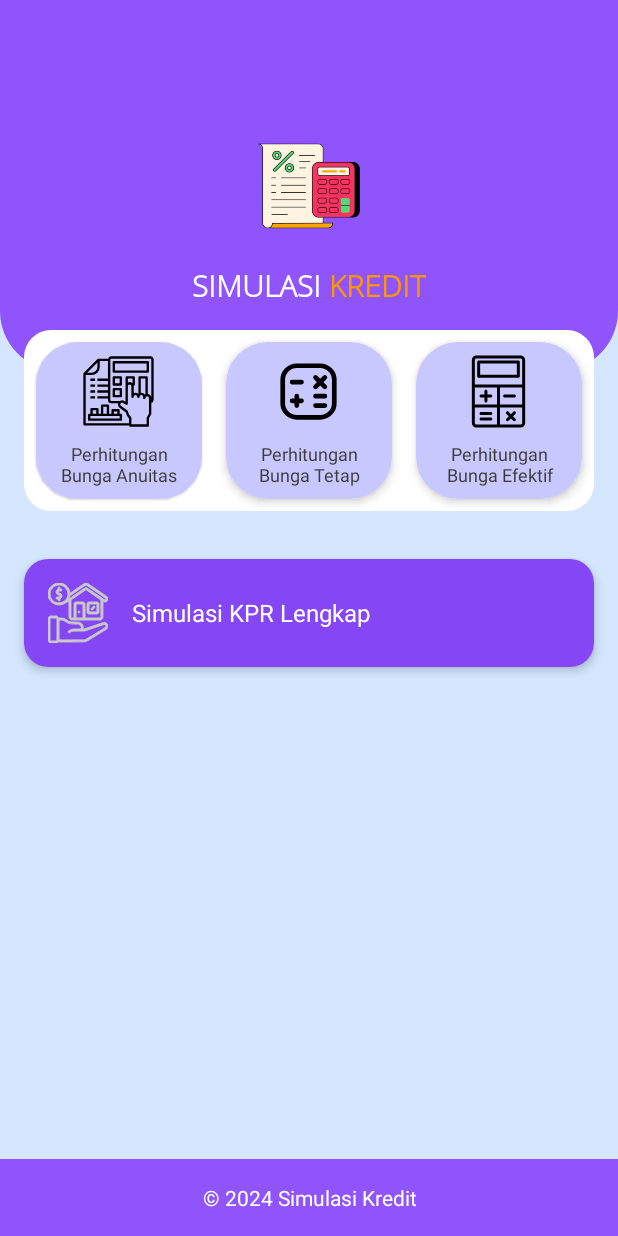
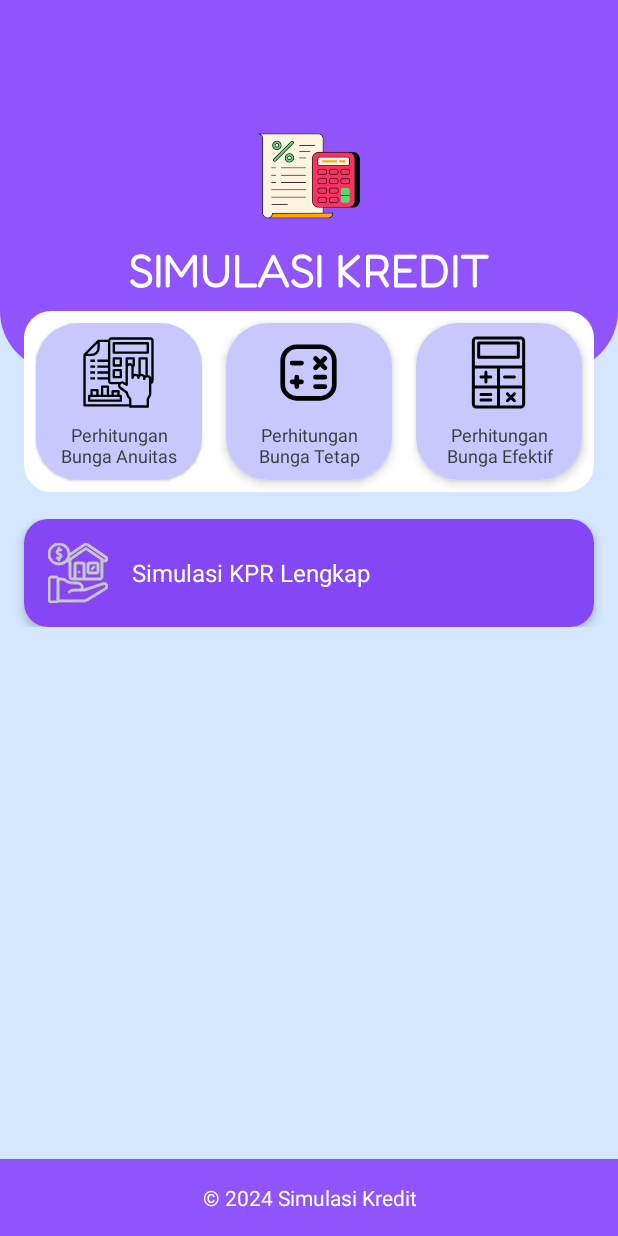
Before and after one commit to alkautsarefendi/calculator_credit, an Android app: the screen it shows after launch (MainActivity), on a phone screen of 412 x 824 dp. Run offline under Robolectric (Android 15) with nearby library versions, the phone set to English and light mode, and no system bars; our stand-ins replace AdMob, Dagger/Hilt's generated code; 2 statements that could not run were skipped.

Commit message:
Final 1.0.4

```diff
--- a/app/build.gradle.kts
+++ b/app/build.gradle.kts
@@ -14,8 +14,8 @@ android {
         applicationId = "project.alkautsar.simulasikredit"
         minSdk = 21
         targetSdk = 34
-        versionCode = 3
-        versionName = "1.0.1"
+        versionCode = 7
+        versionName = "1.0.4"
 
         testInstrumentationRunner = "androidx.test.runner.AndroidJUnitRunner"
     }
--- a/app/src/main/java/project/alkautsar/simulasikredit/activity/BungaEfektifActivity.kt
+++ b/app/src/main/java/project/alkautsar/simulasikredit/activity/BungaEfektifActivity.kt
@@ -40,6 +40,10 @@ class BungaEfektifActivity : BaseUtils() {
         }
         binding.btnResetEfektif.setOnClickListener {
             resetFields()
+        }
+
+        binding.toolbarBungaEfektif.setNavigationOnClickListener {
+            onBackPressed() // Handle back button press
         }
 
     }
--- a/app/src/main/java/project/alkautsar/simulasikredit/activity/BungaTetapActivity.kt
+++ b/app/src/main/java/project/alkautsar/simulasikredit/activity/BungaTetapActivity.kt
@@ -44,7 +44,9 @@ class BungaTetapActivity : BaseUtils() {
             resetFields()
         }
 
-
+        binding.toolbarBungaTetap.setNavigationOnClickListener {
+            onBackPressed() // Handle back button press
+        }
 
     }
 
--- a/app/src/main/java/project/alkautsar/simulasikredit/activity/MainActivity.kt
+++ b/app/src/main/java/project/alkautsar/simulasikredit/activity/MainActivity.kt
@@ -25,6 +25,7 @@ class MainActivity : BaseUtils() {
 
         val adViewContainer = binding.nativeAdContainer
         loadNativeAd(adViewContainer)
+
         MobileAds.initialize(this) {}
         val adRequest = AdRequest.Builder().build()
         binding.BannerView.loadAd(adRequest)
--- a/app/src/main/java/project/alkautsar/simulasikredit/activity/SimulasiKPRActivity.kt
+++ b/app/src/main/java/project/alkautsar/simulasikredit/activity/SimulasiKPRActivity.kt
@@ -57,6 +57,10 @@ class SimulasiKPRActivity : BaseUtils() {
         binding.btnResetKpr.setOnClickListener {
             resetFields()
 
+        }
+
+        binding.toolbarSimulasiKpr.setNavigationOnClickListener {
+            onBackPressed() // Handle back button press
         }
 
     }
--- a/app/src/main/res/layout/activity_main.xml
+++ b/app/src/main/res/layout/activity_main.xml
@@ -54,30 +54,22 @@
         <LinearLayout
             android:layout_width="wrap_content"
             android:layout_height="wrap_content"
-            android:layout_marginTop="15dp"
+            android:layout_marginTop="8dp"
+            android:layout_marginBottom="@dimen/_8dp"
             android:gravity="center"
             android:orientation="horizontal">
 
             <TextView
                 android:layout_width="wrap_content"
                 android:layout_height="wrap_content"
-                android:fontFamily="@font/open_sans_light"
-                android:text="Simulasi"
+                android:fontFamily="@font/fredoka"
+                android:text="Simulasi Kredit"
                 android:textAllCaps="true"
                 android:textColor="@color/white"
-                android:textSize="20sp"
+                android:textSize="30sp"
                 android:textStyle="bold" />
 
-            <TextView
-                android:layout_width="wrap_content"
-                android:layout_height="wrap_content"
-                android:layout_marginStart="5dp"
-                android:fontFamily="@font/open_sans_light"
-                android:text="KREDIT"
-                android:textAllCaps="true"
-                android:textColor="@color/orange"
-                android:textSize="20sp"
-                android:textStyle="bold" />
+
         </LinearLayout>
     </LinearLayout>
 
@@ -99,7 +91,9 @@
             <LinearLayout
                 android:layout_width="match_parent"
                 android:layout_height="wrap_content"
-                android:layout_margin="16dp"
+                android:layout_marginLeft="@dimen/_16dp"
+                android:layout_marginRight="@dimen/_16dp"
+                android:layout_marginBottom="@dimen/_10"
                 android:background="@drawable/white_top_buttons"
                 android:gravity="center"
                 android:orientation="horizontal">
@@ -220,14 +214,17 @@
                 android:layout_width="match_parent"
                 android:layout_height="wrap_content"
                 android:orientation="vertical"
-                android:padding="8dp">
+                android:paddingTop="@dimen/_8dp"
+                android:paddingLeft="8dp"
+                android:paddingRight="@dimen/_8dp">
 
                 <!-- Example Menu CardView 1 -->
                 <androidx.cardview.widget.CardView
                     android:id="@+id/cv_kprLengkap"
                     android:layout_width="match_parent"
                     android:layout_height="wrap_content"
-                    android:layout_margin="8dp"
+                    android:layout_marginLeft="8dp"
+                    android:layout_marginRight="8dp"
                     app:cardCornerRadius="16dp"
                     app:cardElevation="4dp">
 
--- a/app/src/main/res/values/colors.xml
+++ b/app/src/main/res/values/colors.xml
@@ -242,7 +242,6 @@
     <color name="m3_sys_color_dark_on_secondary_container">@color/m3_ref_palette_secondary90</color>
     <color name="m3_sys_color_dark_on_surface">@color/m3_ref_palette_neutral90</color>
     <color name="m3_sys_color_dark_on_surface_variant">@color/m3_ref_palette_neutral_variant80</color>
-    <color name="m3_sys_color_dark_on_tertiary">@color/m3_ref_palette_tertiary20</color>
     <color name="m3_sys_color_dark_on_tertiary_container">@color/m3_ref_palette_tertiary90</color>
     <color name="m3_sys_color_dark_outline">@color/m3_ref_palette_neutral_variant60</color>
     <color name="m3_sys_color_dark_outline_variant">@color/m3_ref_palette_neutral_variant30</color>
--- a/app/src/main/res/values/strings.xml
+++ b/app/src/main/res/values/strings.xml
@@ -4,5 +4,5 @@
     <string name="todo">TODO</string>
     <string name="interest_calculation">PERHITUNGAN BUNGA</string>
 <!--    <string name="banner_id">ca-app-pub-3940256099942544/6300978111</string> &lt;!&ndash;Banner DevID&ndash;&gt;-->
-    <string name="banner_id">ca-app-pub-3940256099942544/6300978111</string> <!--Banner ProdID-->
+    <string name="banner_id">ca-app-pub-7025020357054894/4360842094</string> <!--Banner ProdID-->
 </resources>
--- a/app/src/main/res/values/styles.xml
+++ b/app/src/main/res/values/styles.xml
@@ -5,4 +5,8 @@
         <item name="android:textStyle">bold</item>
         <item name="fontFamily">sans-serif</item>
     </style>
+
+    <style name="customfontstyle" parent="@android:style/TextAppearance.Small">
+        <item name="android:fontFamily">@font/fredoka</item>
+    </style>
 </resources>
```
Also changed, not shown: app/src/main/java/project/alkautsar/simulasikredit/utils/BaseUtils.kt (+27 -4 lines), app/src/main/res/font/headline.xml (added, +11 -0 lines), app/src/main/res/layout/native_ad_layout.xml (+26 -8 lines), app/src/main/res/font/fredoka.ttf (added).
